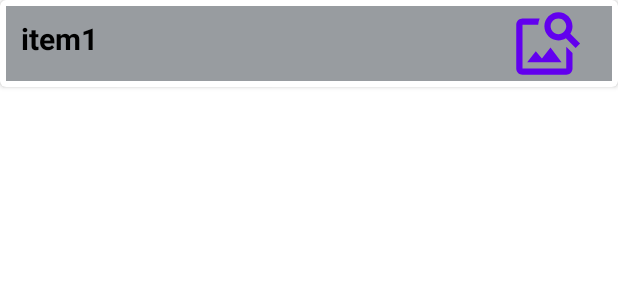
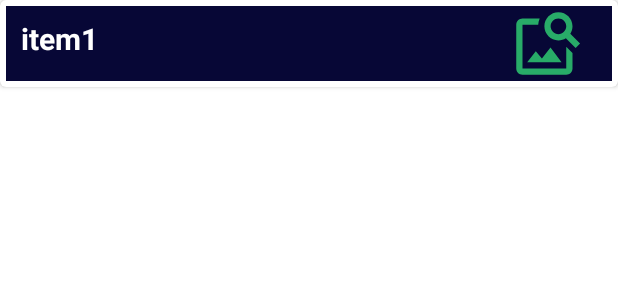
Before and after one commit to HachamiMohamed/InstaTram, an Android app: the layout example_ltem.xml on its own in the app's theme, with its tools: preview values and no code run, on a phone screen of 412 x 824 dp. Shown: the top 300 px of the screen. Run offline under Robolectric (Android 15) with nearby library versions, the phone set to English and light mode, and no system bars; network calls fail.

Commit message:
Update example_ltem.xml

```diff
--- a/app/src/main/res/layout/example_ltem.xml
+++ b/app/src/main/res/layout/example_ltem.xml
@@ -10,7 +10,7 @@
         android:layout_width="match_parent"
         android:layout_height="match_parent"
         android:layout_margin="4dp"
-        android:background="@color/lightGray">
+        android:background="#070736">
 
         <Button
             android:id="@+id/button_ecran2"
@@ -21,14 +21,15 @@
             android:layout_marginEnd="18dp"
             android:layout_marginRight="18dp"
             android:background="@drawable/ic_image_search"
-            android:padding="2dp" />
+            android:padding="2dp"
+            app:backgroundTint="#28AB68" />
 
         <TextView
             android:id="@+id/textview_nameStation"
             android:layout_width="wrap_content"
             android:layout_height="wrap_content"
             android:text="item1"
-            android:textColor="@color/black"
+            android:textColor="@color/white"
             android:textSize="20sp"
             android:layout_marginLeft="10dp"
             android:layout_marginTop="8dp"
```
